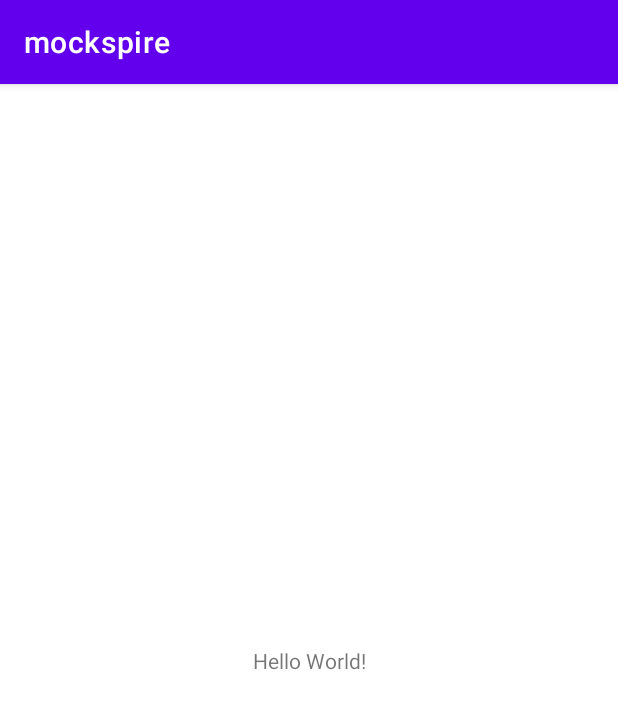
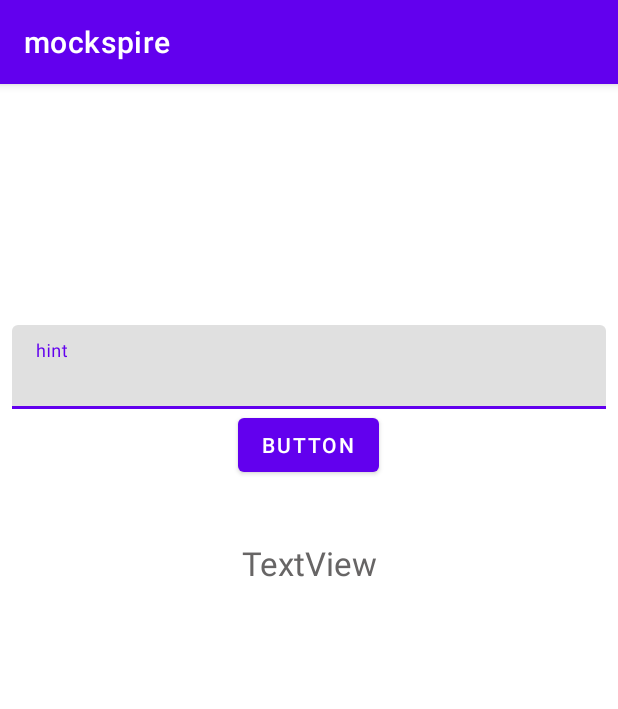
Before and after one commit to jordankettles/345-group-project, an Android app: the screen it shows after launch (MainActivity), on a phone screen of 412 x 824 dp. Shown: the top 709 px of the screen. Run offline under Robolectric (Android 15) with nearby library versions, the phone set to English and light mode, and no system bars.

Commit message:
Implemented nav_graph.xml, added basic layout of main screen.

```diff
--- a/app/build.gradle
+++ b/app/build.gradle
@@ -39,6 +39,9 @@ dependencies {
     implementation 'androidx.appcompat:appcompat:1.2.0'
     implementation 'com.google.android.material:material:1.3.0'
     implementation 'androidx.constraintlayout:constraintlayout:2.0.4'
+    implementation 'androidx.legacy:legacy-support-v4:1.0.0'
+    implementation 'androidx.navigation:navigation-runtime:2.3.5'
+    implementation 'androidx.navigation:navigation-fragment:2.3.5'
     testImplementation 'junit:junit:4.+'
     androidTestImplementation 'androidx.test.ext:junit:1.1.2'
     androidTestImplementation 'androidx.test.espresso:espresso-core:3.3.0'
--- a/app/src/main/java/com/poemgen/mockspire/MainActivity.kt
+++ b/app/src/main/java/com/poemgen/mockspire/MainActivity.kt
@@ -2,10 +2,27 @@ package com.poemgen.mockspire
 
 import android.os.Bundle
 import androidx.appcompat.app.AppCompatActivity
+import androidx.navigation.NavController
 
 class MainActivity : AppCompatActivity() {
+    private lateinit var navController: NavController
+
+
     override fun onCreate(savedInstanceState: Bundle?) {
         super.onCreate(savedInstanceState)
         setContentView(R.layout.activity_main)
+
+//        val navHostFragment = supportFragmentManager.findFragmentById(R.id.nav_host_fragment)
+//            as NavHostFragment
+//
+//        navController = navHostFragment.navController
+
+//        val ft = supportFragmentManager.beginTransaction()
+
+
     }
+
+
+
+
 }
--- /dev/null
+++ b/app/src/main/java/com/poemgen/mockspire/PoemMainFragment.kt
@@ -0,0 +1,59 @@
+package com.poemgen.mockspire
+
+import android.os.Bundle
+import android.view.LayoutInflater
+import android.view.View
+import android.view.ViewGroup
+import androidx.fragment.app.Fragment
+
+// TODO: Rename parameter arguments, choose names that match
+// the fragment initialization parameters, e.g. ARG_ITEM_NUMBER
+private const val ARG_PARAM1 = "param1"
+private const val ARG_PARAM2 = "param2"
+
+/**
+ * A simple [Fragment] subclass.
+ * Use the [PoemMainFragment.newInstance] factory method to
+ * create an instance of this fragment.
+ */
+class PoemMainFragment : Fragment() {
+    // TODO: Rename and change types of parameters
+    private var param1: String? = null
+    private var param2: String? = null
+
+    override fun onCreate(savedInstanceState: Bundle?) {
+        super.onCreate(savedInstanceState)
+        arguments?.let {
+            param1 = it.getString(ARG_PARAM1)
+            param2 = it.getString(ARG_PARAM2)
+        }
+    }
+
+    override fun onCreateView(
+        inflater: LayoutInflater, container: ViewGroup?,
+        savedInstanceState: Bundle?
+    ): View? {
+        // Inflate the layout for this fragment
+        return inflater.inflate(R.layout.fragment_poem_main, container, false)
+    }
+
+    companion object {
+        /**
+         * Use this factory method to create a new instance of
+         * this fragment using the provided parameters.
+         *
+         * @param param1 Parameter 1.
+         * @param param2 Parameter 2.
+         * @return A new instance of fragment PoemMainFragment.
+         */
+        // TODO: Rename and change types and number of parameters
+        @JvmStatic
+        fun newInstance(param1: String, param2: String) =
+            PoemMainFragment().apply {
+                arguments = Bundle().apply {
+                    putString(ARG_PARAM1, param1)
+                    putString(ARG_PARAM2, param2)
+                }
+            }
+    }
+}
--- /dev/null
+++ b/app/src/main/java/com/poemgen/mockspire/poemgenerator/record/Garden.kt
@@ -0,0 +1,11 @@
+package com.poemgen.mockspire.poemgenerator.record
+
+class Garden {
+
+    private var seeds: MutableList<Leaf> = mutableListOf()
+
+    companion object Trees {
+        fun create(): Garden = Garden()
+    }
+
+}
--- /dev/null
+++ b/app/src/main/java/com/poemgen/mockspire/poemgenerator/record/Leaf.kt
@@ -0,0 +1,36 @@
+package com.poemgen.mockspire.poemgenerator.record
+
+class Leaf (private var parent: Leaf?, private val title: String, private val content: String) {
+    //Records any children, parent, and the content.
+
+    private var childList: MutableList<Leaf> = mutableListOf()
+
+    init {
+        this.parent?.addChild(this)
+    }
+
+    // We might not need this.
+    fun addChild(child: Leaf) {
+        child.setParent(this)
+        this.childList.add(child)
+    }
+
+    // This might be even more necessary
+    fun setParent(parent: Leaf) {
+        this.parent = parent
+    }
+
+    // This is necessary for users pruning their trees
+    fun removeChild(child: Leaf) {
+        this.childList.remove(child)
+    }
+
+    fun getTitle(): String {
+        return this.title
+    }
+
+    fun getText(): String {
+        return this.content
+    }
+
+}
--- a/app/src/main/res/layout/activity_main.xml
+++ b/app/src/main/res/layout/activity_main.xml
@@ -6,13 +6,19 @@
     android:layout_height="match_parent"
     tools:context=".MainActivity">
 
-    <TextView
-        android:layout_width="wrap_content"
-        android:layout_height="wrap_content"
-        android:text="Hello World!"
-        app:layout_constraintBottom_toBottomOf="parent"
-        app:layout_constraintLeft_toLeftOf="parent"
-        app:layout_constraintRight_toRightOf="parent"
-        app:layout_constraintTop_toTopOf="parent" />
+<!--    <FrameLayout-->
+<!--        android:id="@+id/nav_host_fragment"-->
+<!--        android:name="androidx.navigation.fragment.NavHostFragment"-->
+<!--        android:layout_width="match_parent"-->
+<!--        android:layout_height="match_parent"-->
+<!--        app:navGraph="@navigation/nav_graph">-->
+<!--    </FrameLayout>-->
+    <androidx.fragment.app.FragmentContainerView
+        android:id="@+id/fragment"
+        android:name="androidx.navigation.fragment.NavHostFragment"
+        android:layout_width="match_parent"
+        android:layout_height="match_parent"
+        app:defaultNavHost="true"
+        app:navGraph="@navigation/nav_graph" />
 
 </androidx.constraintlayout.widget.ConstraintLayout>
--- /dev/null
+++ b/app/src/main/res/layout/fragment_poem_main.xml
@@ -0,0 +1,50 @@
+<?xml version="1.0" encoding="utf-8"?>
+
+<LinearLayout xmlns:android="http://schemas.android.com/apk/res/android"
+    xmlns:tools="http://schemas.android.com/tools"
+    android:layout_width="match_parent"
+    android:layout_height="wrap_content"
+    android:layout_gravity="center"
+    android:orientation="vertical"
+    tools:context=".PoemMainFragment">
+
+    <com.google.android.material.textfield.TextInputLayout
+        android:layout_width="match_parent"
+        android:layout_height="wrap_content"
+        android:layout_marginHorizontal="8dp"
+        android:layout_marginTop="8dp">
+
+        <com.google.android.material.textfield.TextInputEditText
+            android:layout_width="match_parent"
+            android:layout_height="wrap_content"
+            android:hint="hint" />
+
+    </com.google.android.material.textfield.TextInputLayout>
+
+    <Button
+        android:id="@+id/submit_prompt"
+        android:layout_width="wrap_content"
+        android:layout_height="0dp"
+        android:layout_gravity="center_horizontal"
+        android:layout_weight="1"
+        android:text="Button" />
+
+    <FrameLayout
+        android:layout_width="match_parent"
+        android:layout_height="350dp">
+
+        <TextView
+            android:id="@+id/textView"
+            android:layout_width="match_parent"
+            android:layout_height="wrap_content"
+            android:layout_marginHorizontal="40dp"
+            android:layout_marginVertical="40dp"
+            android:lineSpacingExtra="8sp"
+            android:text="TextView"
+            android:textAlignment="center"
+            android:textAppearance="@style/TextAppearance.AppCompat.Large"
+            android:textColor="#676565"
+            tools:text="Lorem ipsum dolor sit amet, consectetur adipiscing elit. Quisque vel tincidunt sapien. Pellentesque lorem ligula, convallis in dolor vitae, ultricies cursus ipsum. Curabitur blandit accumsan metus, at convallis dolor accumsan id. " />
+    </FrameLayout>
+
+</LinearLayout>
--- /dev/null
+++ b/app/src/main/res/navigation/nav_graph.xml
@@ -0,0 +1,13 @@
+<?xml version="1.0" encoding="utf-8"?>
+<navigation xmlns:android="http://schemas.android.com/apk/res/android"
+    xmlns:app="http://schemas.android.com/apk/res-auto"
+    xmlns:tools="http://schemas.android.com/tools"
+    android:id="@+id/nav_graph"
+    app:startDestination="@id/poemMainFragment">
+
+    <fragment
+        android:id="@+id/poemMainFragment"
+        android:name="com.poemgen.mockspire.PoemMainFragment"
+        android:label="fragment_poem_main"
+        tools:layout="@layout/fragment_poem_main" />
+</navigation>
--- a/app/src/main/res/values/strings.xml
+++ b/app/src/main/res/values/strings.xml
@@ -1,3 +1,5 @@
 <resources>
     <string name="app_name">mockspire</string>
+    <!-- TODO: Remove or change this placeholder text -->
+    <string name="hello_blank_fragment">Hello blank fragment</string>
 </resources>
```
